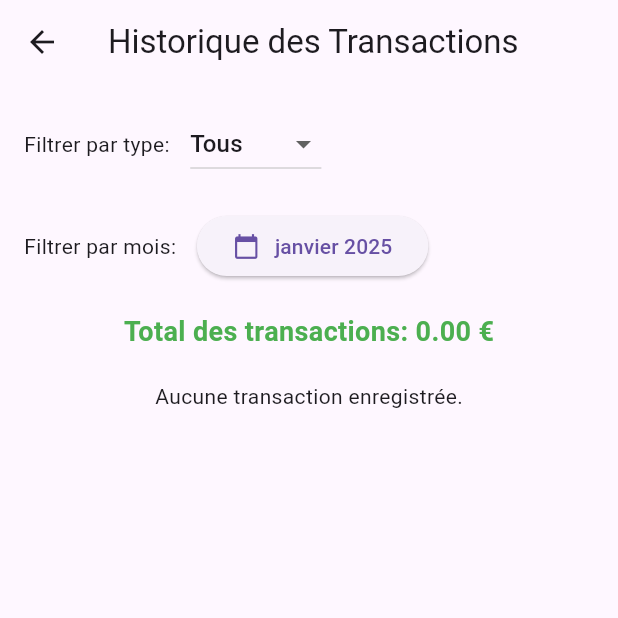
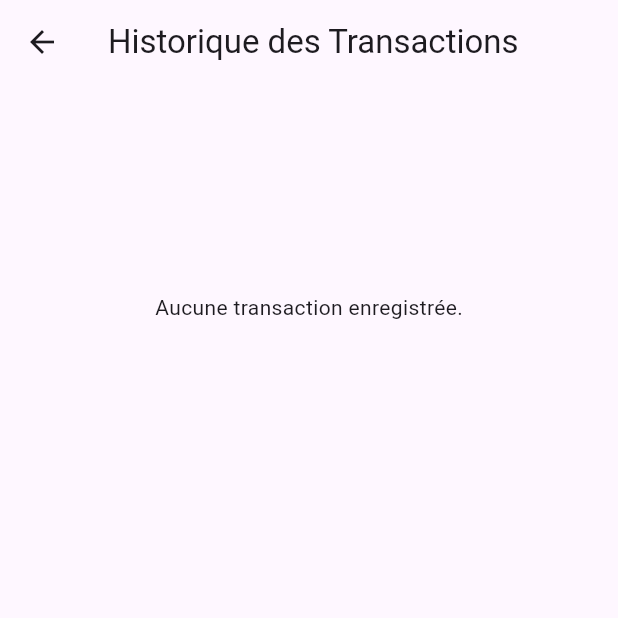
Before and after one commit to Jdavidson974/my_budget, a Flutter app: the screen it shows after launch, after a tap on "Voir Historique", on a phone screen of 412 x 824 dp, the top half of it. Run offline on Flutter 3.47's test engine with Material 3 defaults, Android fonts, the phone set to English and light mode, and no system bars; our stand-ins replace fluttertoast, month_picker_dialog, sqflite; accounts and stored records are empty.

Commit message:
epuration de l'affichage + style

```diff
--- a/lib/screens/history_screen.dart
+++ b/lib/screens/history_screen.dart
@@ -103,6 +103,13 @@ class _HistoryScreenState extends State<HistoryScreen> {
           content: Column(
             mainAxisSize: MainAxisSize.min,
             children: [
+              Text(
+                transaction['type'],
+                style: TextStyle(
+                    color: transaction["type"] == "gain"
+                        ? Colors.green
+                        : Colors.red),
+              ),
               TextField(
                 controller: amountController,
                 keyboardType: TextInputType.number,
@@ -130,7 +137,7 @@ class _HistoryScreenState extends State<HistoryScreen> {
                 if (newAmount != transaction['amount'] ||
                     newComment != transaction['comment']) {
                   await DBHelper.updateTransaction(transaction['id'], newAmount,
-                      newComment.isEmpty ? "" : newComment);
+                      newComment.isEmpty ? "Aucun commentaire" : newComment);
                   _loadTransactions();
                 }
 
@@ -162,7 +169,9 @@ class _HistoryScreenState extends State<HistoryScreen> {
         child: Column(
           children: <Widget>[
             // Filtre par type
-            Row(
+            _transactions.isEmpty
+                ? Text("")
+                : Row(
                     children: <Widget>[
                       Text('Filtrer par type: '),
                       SizedBox(width: 10),
@@ -178,7 +187,8 @@ class _HistoryScreenState extends State<HistoryScreen> {
                             .map<DropdownMenuItem<String>>((String value) {
                           return DropdownMenuItem<String>(
                             value: value,
-                      child: Text(value == 'all' ? 'Tous' : capitalize(value)),
+                            child: Text(
+                                value == 'all' ? 'Tous' : capitalize(value)),
                           );
                         }).toList(),
                       ),
@@ -187,7 +197,9 @@ class _HistoryScreenState extends State<HistoryScreen> {
             SizedBox(height: 20),
 
             // Filtre par mois
-            Row(
+            _transactions.isEmpty
+                ? Text("")
+                : Row(
                     children: <Widget>[
                       Text('Filtrer par mois: '),
                       SizedBox(width: 10),
@@ -207,7 +219,9 @@ class _HistoryScreenState extends State<HistoryScreen> {
             SizedBox(height: 20),
 
             // Affichage du total
-            Text(
+            _transactions.isEmpty
+                ? Text("")
+                : Text(
                     'Total des transactions: ${_totalAmount.toStringAsFixed(2)} €',
                     style: TextStyle(
                       fontSize: 18,
--- a/lib/screens/home_screen.dart
+++ b/lib/screens/home_screen.dart
@@ -28,6 +28,7 @@ class _HomeScreenState extends State<HomeScreen> {
   Widget build(BuildContext context) {
     return Scaffold(
       appBar: AppBar(
+        leading: Text(""),
         title: Text('My-Budget'),
       ),
       body: Center(
@@ -40,7 +41,11 @@ class _HomeScreenState extends State<HomeScreen> {
               style: TextStyle(
                 fontSize: 24,
                 fontWeight: FontWeight.bold,
-                color: _currentBudget >= 0 ? Colors.green : Colors.red,
+                color: _currentBudget > 0
+                    ? Colors.green
+                    : _currentBudget == 0
+                        ? Colors.black
+                        : Colors.red,
               ),
             ),
             SizedBox(height: 20),
```
Lines whose indentation alone changed are shown as unchanged.
